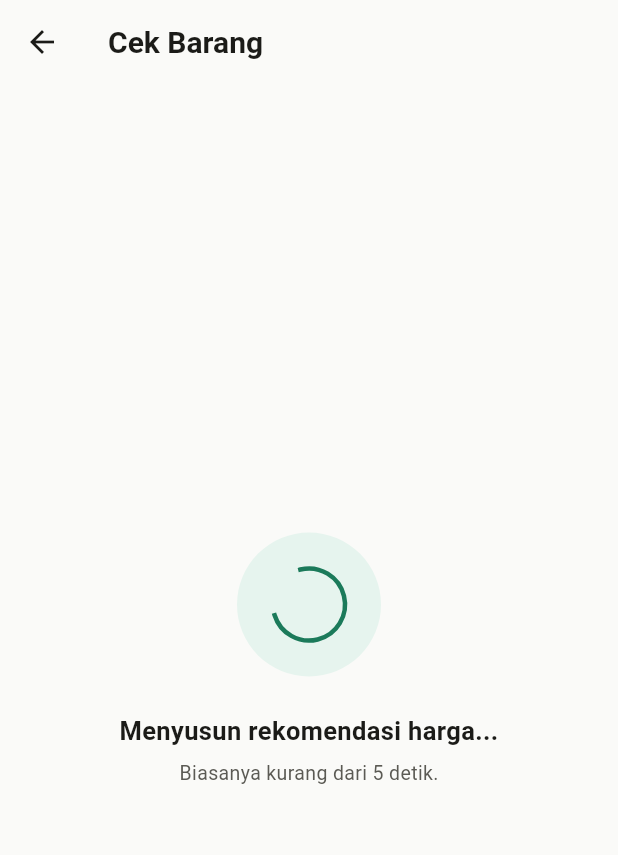
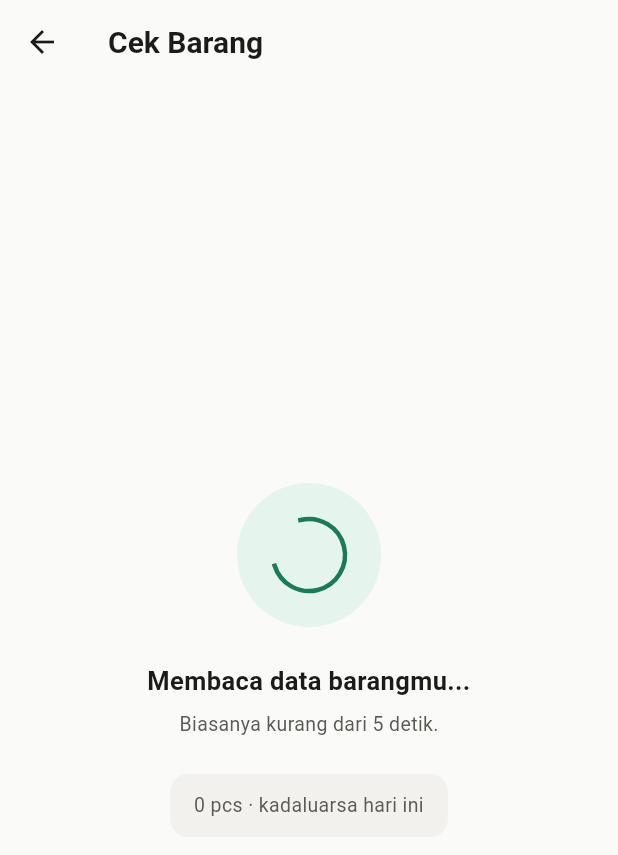
Before and after one commit to duskoide/komfes, a Flutter app: the AiProcessingScreen screen opened directly with empty values, on a phone screen of 412 x 824 dp. Shown: the top 855 px of the screen. Run offline on Flutter 3.47's test engine with Material 3 defaults, Android fonts, the phone set to English and light mode, and no system bars; our stand-ins replace device_preview, flutter_riverpod, go_router; accounts and stored records are empty.

Commit message:
fix: advance AI processing status text instead of cycling it (V-04)
_cycleSteps rotated the index with a modulo every 700 ms, so the text
returned to "Membaca data" over and over. To a vendor that looks like
the process restarting from scratch, which is exactly the stalled
impression this screen exists to avoid. The text now follows elapsed
time and settles on the final stage, including a dedicated message
after 20 seconds.

Also adds parts of the spec that were missing: a cancel button that
appears after 15 seconds, a summary of the item being processed, and a
manual-form path when the model is unavailable. Every exit carries the
vendor's draft back so their input is never lost.

```diff
--- a/frontend/lib/features/vendor/ai_processing_screen.dart
+++ b/frontend/lib/features/vendor/ai_processing_screen.dart
@@ -1,3 +1,5 @@
+import 'dart:async';
+
 import 'package:flutter/material.dart';
 import 'package:flutter_riverpod/flutter_riverpod.dart';
 import 'package:go_router/go_router.dart';
@@ -19,31 +21,53 @@ class AiProcessingScreen extends ConsumerStatefulWidget {
 }
 
 class _AiProcessingScreenState extends ConsumerState<AiProcessingScreen> {
-  static const _steps = [
-    'Membaca data barang...',
-    'Menghitung sisa waktu jual...',
-    'Menyusun rekomendasi harga...',
-  ];
-  int _stepIndex = 0;
+  /// Ambang waktu tombol "Batalkan" muncul (§V-04).
+  static const _cancelAfter = Duration(seconds: 15);
+
+  final _stopwatch = Stopwatch();
+  Timer? _ticker;
+  Duration _elapsed = Duration.zero;
 
   @override
   void initState() {
     super.initState();
-    _cycleSteps();
+    _stopwatch.start();
+    _ticker = Timer.periodic(const Duration(milliseconds: 500), (_) {
+      if (!mounted) return;
+      setState(() => _elapsed = _stopwatch.elapsed);
+    });
     _run();
   }
 
-  Future<void> _cycleSteps() async {
-    for (var i = 0; i < 40; i++) {
-      await Future.delayed(const Duration(milliseconds: 700));
-      if (!mounted) return;
-      setState(() => _stepIndex = (_stepIndex + 1) % _steps.length);
-    }
+  @override
+  void dispose() {
+    _ticker?.cancel();
+    _stopwatch.stop();
+    super.dispose();
   }
 
+  /// Teks status maju bertahap mengikuti waktu berjalan dan berhenti di
+  /// tahap terakhir — tidak berputar melingkar, karena teks yang kembali
+  /// ke "Membaca data" terlihat seperti proses mengulang dari nol (§V-04).
+  String get _statusText {
+    final s = _elapsed.inSeconds;
+    if (s >= 20) return 'Sedikit lebih lama dari biasanya, mohon tunggu...';
+    if (s >= 7) return 'Menyiapkan rekomendasi...';
+    if (s >= 3) return 'Menghitung harga terbaik...';
+    return 'Membaca data barangmu...';
+  }
+
+  bool get _canCancel => _elapsed >= _cancelAfter;
+
   Future<void> _run() async {
+    if (!_stopwatch.isRunning) {
+      _stopwatch
+        ..reset()
+        ..start();
+    }
     await ref.read(recommendFlowProvider.notifier).submit(widget.draft);
     if (!mounted) return;
+    _stopwatch.stop();
     final state = ref.read(recommendFlowProvider);
 
     if (state.error != null) {
@@ -68,6 +92,11 @@ class _AiProcessingScreenState extends ConsumerState<AiProcessingScreen> {
     }
   }
 
+  /// Kembali ke V-02 tanpa membuang apa pun yang sudah diisi vendor.
+  void _backToInput() {
+    context.pushReplacement(RoutePaths.vendorCheckItem, extra: widget.draft);
+  }
+
   @override
   Widget build(BuildContext context) {
     final state = ref.watch(recommendFlowProvider);
@@ -76,7 +105,7 @@ class _AiProcessingScreenState extends ConsumerState<AiProcessingScreen> {
     return Scaffold(
       appBar: AppBar(title: const Text('Cek Barang')),
       body: Center(
-        child: Padding(
+        child: SingleChildScrollView(
           padding: const EdgeInsets.all(AppSpacing.xxl),
           child: hasError ? _errorContent(state) : _loadingContent(),
         ),
@@ -91,24 +120,37 @@ class _AiProcessingScreenState extends ConsumerState<AiProcessingScreen> {
         Container(
           width: 96,
           height: 96,
-          decoration: const BoxDecoration(color: AppColors.primaryLight, shape: BoxShape.circle),
+          decoration: const BoxDecoration(
+            color: AppColors.primaryLight,
+            shape: BoxShape.circle,
+          ),
           child: const Padding(
             padding: EdgeInsets.all(24),
+            // Indeterminate: durasi tidak bisa diprediksi, dan progress bar
+            // berpersentase yang macet lebih buruk daripada tanpa bar (§V-04).
             child: CircularProgressIndicator(strokeWidth: 3, color: AppColors.primary),
           ),
         ),
         const SizedBox(height: AppSpacing.xl),
-        Text(
-          _steps[_stepIndex],
-          key: ValueKey(_stepIndex),
-          style: AppTypography.h3,
-          textAlign: TextAlign.center,
+        AnimatedSwitcher(
+          duration: const Duration(milliseconds: 220),
+          child: Text(
+            _statusText,
+            key: ValueKey(_statusText),
+            style: AppTypography.h3,
+            textAlign: TextAlign.center,
+          ),
         ),
         const SizedBox(height: AppSpacing.sm),
-        Text(
-          'Biasanya kurang dari 5 detik.',
-          style: AppTypography.caption,
-        ),
+        const Text('Biasanya kurang dari 5 detik.', style: AppTypography.caption),
+        const SizedBox(height: AppSpacing.xl),
+        _ItemSummary(draft: widget.draft),
+        // Tombol batal sengaja disembunyikan sebelum detik ke-15 supaya
+        // vendor tidak membatalkan proses yang sebenarnya normal (§V-04).
+        if (_canCancel) ...[
+          const SizedBox(height: AppSpacing.xl),
+          TextButton(onPressed: _backToInput, child: const Text('Batalkan')),
+        ],
       ],
     );
   }
@@ -119,7 +161,11 @@ class _AiProcessingScreenState extends ConsumerState<AiProcessingScreen> {
       children: [
         const Icon(Icons.cloud_off, size: 56, color: AppColors.textSecondary),
         const SizedBox(height: AppSpacing.lg),
-        Text('Sistem AI sedang tidak tersedia', style: AppTypography.h3, textAlign: TextAlign.center),
+        const Text(
+          'Sistem AI sedang tidak tersedia',
+          style: AppTypography.h3,
+          textAlign: TextAlign.center,
+        ),
         const SizedBox(height: AppSpacing.sm),
         Text(
           state.error!.message,
@@ -132,11 +178,63 @@ class _AiProcessingScreenState extends ConsumerState<AiProcessingScreen> {
           child: ElevatedButton(onPressed: _run, child: const Text('Coba Lagi')),
         ),
         const SizedBox(height: AppSpacing.sm),
-        TextButton(
-          onPressed: () => context.pop(),
-          child: const Text('Ubah Input'),
+        SizedBox(
+          width: double.infinity,
+          // §V-04: saat model mati, tawarkan jalur manual — bukan hanya
+          // menyuruh vendor mencoba lagi terus-menerus.
+          child: OutlinedButton(
+            onPressed: _backToInput,
+            child: const Text('Isi Form Manual'),
+          ),
         ),
       ],
     );
   }
 }
+
+/// Ringkasan barang yang sedang diproses (§V-04) — supaya vendor yakin
+/// yang dihitung adalah barang yang benar. Bagian yang belum diketahui
+/// (misal input teks bebas yang belum diparsing) tidak ditampilkan.
+class _ItemSummary extends StatelessWidget {
+  const _ItemSummary({required this.draft});
+
+  final ItemInputDraft draft;
+
+  @override
+  Widget build(BuildContext context) {
+    final parts = <String>[
+      if (draft.stock != null) '${draft.stock} pcs',
+      if (draft.daysRemaining != null)
+        switch (draft.daysRemaining!) {
+          0 => 'kadaluarsa hari ini',
+          1 => 'sisa 1 hari',
+          final d => 'sisa $d hari',
+        },
+    ];
+
+    final name = draft.itemName?.trim();
+    if ((name == null || name.isEmpty) && parts.isEmpty) {
+      return const SizedBox.shrink();
+    }
+
+    return Container(
+      padding: const EdgeInsets.symmetric(
+        horizontal: AppSpacing.lg,
+        vertical: AppSpacing.md,
+      ),
+      decoration: BoxDecoration(
+        color: AppColors.surfaceAlt,
+        borderRadius: BorderRadius.circular(AppSpacing.radiusMd),
+      ),
+      child: Column(
+        mainAxisSize: MainAxisSize.min,
+        children: [
+          if (name != null && name.isNotEmpty)
+            Text(name, style: AppTypography.bodyStrong, textAlign: TextAlign.center),
+          if (parts.isNotEmpty)
+            Text(parts.join(' · '), style: AppTypography.caption, textAlign: TextAlign.center),
+        ],
+      ),
+    );
+  }
+}
```
